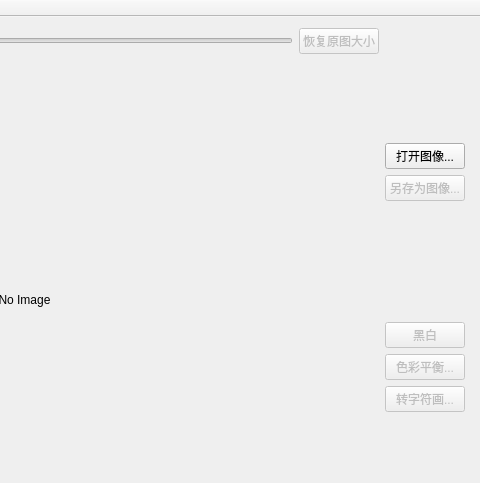
Old version of the form ImageSpecialEffectsQt/imagespecialeffectsqt.ui in the repository garzon/ImageSpecialEffects-Qt; both pictures show x 341 to 821 and y 0 to 483 of the 821 by 578 pixel window.
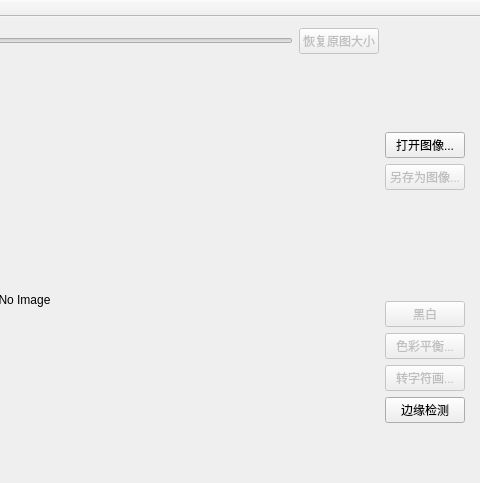
New version of the form.

What changed in the file:
```diff
--- a/ImageSpecialEffectsQt/imagespecialeffectsqt.ui
+++ b/ImageSpecialEffectsQt/imagespecialeffectsqt.ui
@@ -162,6 +162,13 @@
          </property>
         </widget>
        </item>
+       <item>
+        <widget class="QPushButton" name="pushButton_6">
+         <property name="text">
+          <string>边缘检测</string>
+         </property>
+        </widget>
+       </item>
        <item>
         <spacer name="verticalSpacer_3">
          <property name="orientation">
```
Left out of the diff: 37 changed lines with no effect on the pictures.
